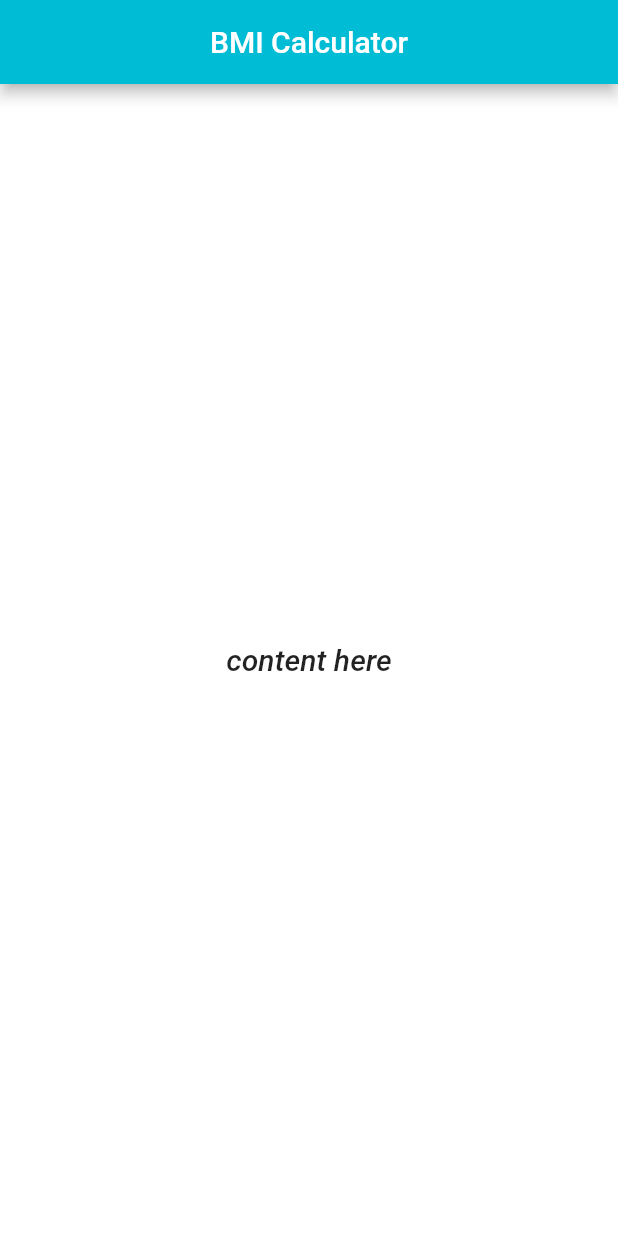
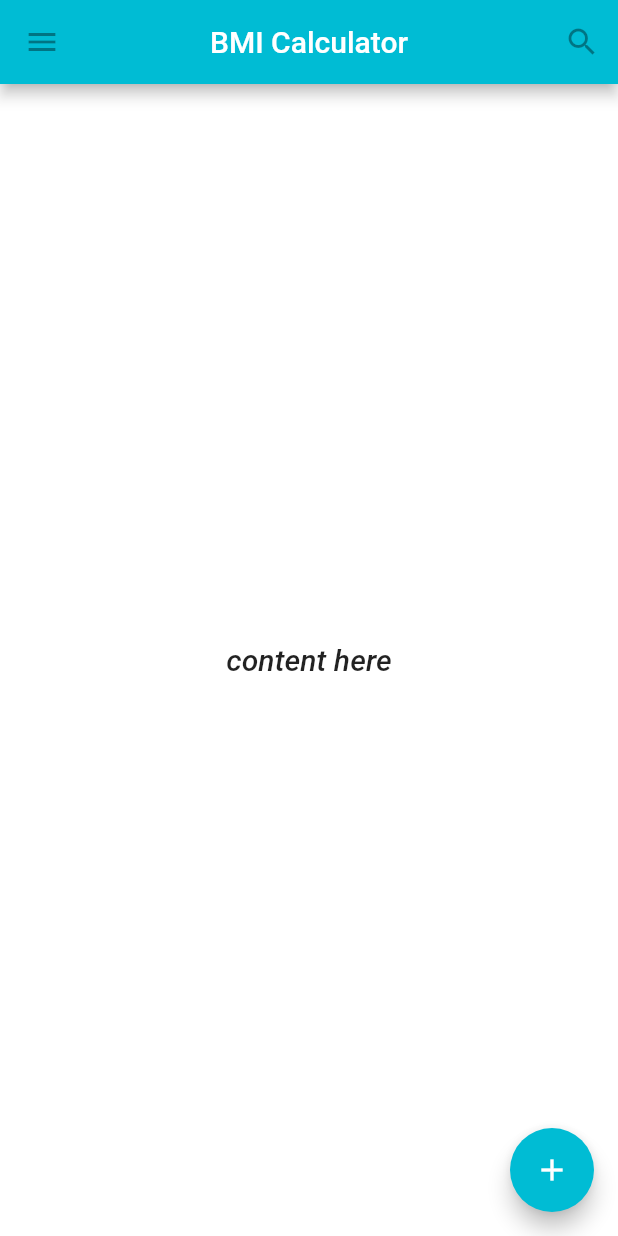
Before and after one commit to zessu/bmi-app, a Flutter app: the screen it shows after launch, on a phone screen of 412 x 824 dp. Run offline on Flutter 3.47's test engine with Material 2 defaults, Android fonts, the phone set to English and light mode, and no system bars.

Commit message:
(feat): whoa, this was really fast

```diff
--- a/AndroidStudioProjects/bmi_app/lib/main.dart
+++ b/AndroidStudioProjects/bmi_app/lib/main.dart
@@ -1,6 +1,6 @@
 import 'package:bmi_app/ui/home.dart';
 import 'package:flutter/material.dart';
 
-void main() => runApp(new MaterialApp(
+void main() => runApp(MaterialApp(
       home: ScaffoldExample(),
     ));
--- a/AndroidStudioProjects/bmi_app/lib/ui/home.dart
+++ b/AndroidStudioProjects/bmi_app/lib/ui/home.dart
@@ -5,10 +5,28 @@ class ScaffoldExample extends StatelessWidget {
   Widget build(BuildContext context) {
     return Scaffold(
       appBar: AppBar(
+          leading: IconButton(
+            icon: Icon(Icons.menu),
+            tooltip: 'Navigation menu',
+            onPressed: null,
+          ),
           title: Text("BMI Calculator"),
+          actions: <Widget>[
+            IconButton(
+              icon: Icon(Icons.search),
+              tooltip: 'Search',
+              onPressed: null,
+            ),
+          ],
           centerTitle: true,
           backgroundColor: Colors.cyan),
       body: MyApp(),
+      floatingActionButton: FloatingActionButton(
+        tooltip: 'Add', // used by assistive technologies
+        child: Icon(Icons.add),
+        onPressed: null,
+        backgroundColor: Colors.cyan,
+      ),
     );
   }
 }
```
